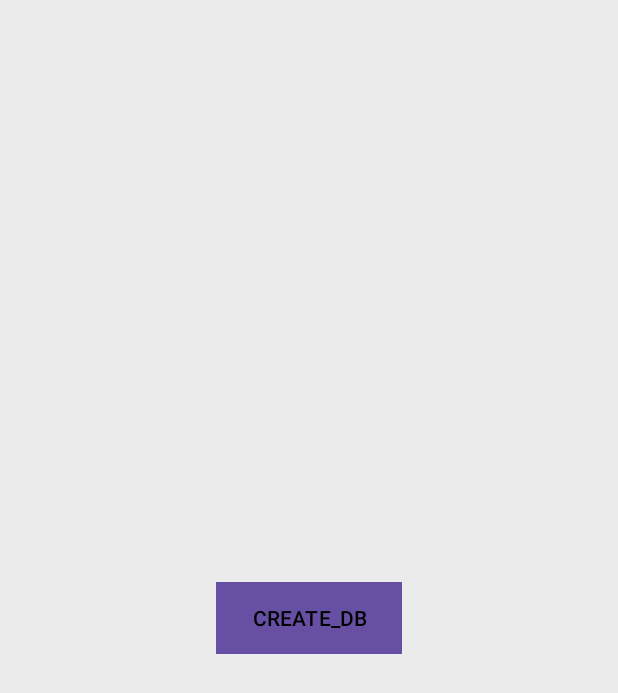
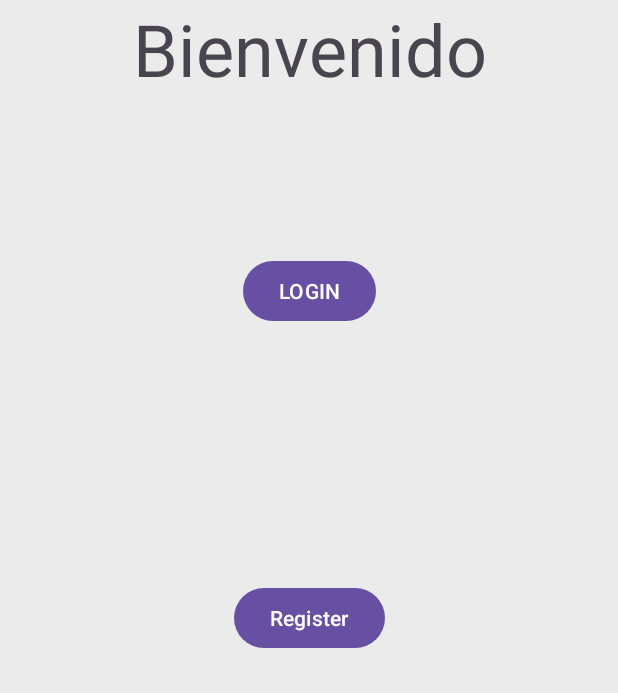
Before and after one commit to lschacon1988/AsteroidsAPP, an Android app: the screen it shows after launch (MainActivity), on a phone screen of 412 x 824 dp. Shown: the top 693 px of the screen. Run offline under Robolectric (Android 15) with nearby library versions, the phone set to English and light mode, and no system bars.

Commit message:
update activity main

```diff
--- a/app/src/main/AndroidManifest.xml
+++ b/app/src/main/AndroidManifest.xml
@@ -19,9 +19,6 @@
             android:name=".ListAsteroidsActivity"
             android:exported="false" />
         <activity
-            android:name=".CreateUserActivity"
-            android:exported="false" />
-        <activity
             android:name=".LoginActivity"
             android:exported="false" />
         <activity
--- a/app/src/main/java/com/luischacon/asteroidsinfo/MainActivity.java
+++ b/app/src/main/java/com/luischacon/asteroidsinfo/MainActivity.java
@@ -1,4 +1,6 @@
 package com.luischacon.asteroidsinfo;
+
+
 
 
 import androidx.appcompat.app.AppCompatActivity;
@@ -7,21 +9,20 @@ import android.content.Intent;
 import android.os.Bundle;
 import android.view.View;
 import android.widget.Button;
-import com.luischacon.asteroidsinfo.LoginActivity;
 
 
 public class MainActivity extends AppCompatActivity {
 
-    Button btn_create;
+    Button btn_login;
 
     @Override
     protected void onCreate(Bundle savedInstanceState) {
         super.onCreate(savedInstanceState);
         setContentView(R.layout.activity_main);
 
-        btn_create = findViewById(R.id.btn_create);
+        btn_login = findViewById(R.id.btn_login);
 
-        btn_create.setOnClickListener(new View.OnClickListener() {
+        btn_login.setOnClickListener(new View.OnClickListener() {
             @Override
             public void onClick(View v) {
                 Intent intent = new Intent(MainActivity.this, LoginActivity.class);
--- a/app/src/main/java/com/luischacon/asteroidsinfo/CreateUserActivity.java
+++ b/app/src/main/java/com/luischacon/asteroidsinfo/RegisterActivity.java
@@ -4,11 +4,11 @@ import androidx.appcompat.app.AppCompatActivity;
 
 import android.os.Bundle;
 
-public class CreateUserActivity extends AppCompatActivity {
+public class RegisterActivity extends AppCompatActivity {
 
     @Override
     protected void onCreate(Bundle savedInstanceState) {
         super.onCreate(savedInstanceState);
-        setContentView(R.layout.activity_create_user);
+        setContentView(R.layout.activity_register);
     }
 }
--- a/app/src/main/res/layout/activity_main.xml
+++ b/app/src/main/res/layout/activity_main.xml
@@ -7,13 +7,36 @@
     android:background="#ebebeb"
     tools:context=".MainActivity">
 
+    <LinearLayout
+        android:id="@+id/linearLayout2"
+        android:layout_width="match_parent"
+        android:layout_height="match_parent"
+        android:orientation="vertical">
+
+        <TextView
+            android:id="@+id/txtTitle"
+            android:layout_width="match_parent"
+            android:layout_height="wrap_content"
+            android:gravity="center"
+            android:text="@string/txttitle"
+            android:textSize="48sp" />
+    </LinearLayout>
+
     <Button
-        android:id="@+id/btn_create"
+        android:id="@+id/btn_login"
         android:layout_width="wrap_content"
         android:layout_height="wrap_content"
-        android:background="#ebebeb"
-        android:text="@string/create"
-        android:textColor="#000000"
+        android:text="@string/login"
+        app:layout_constraintBottom_toTopOf="@+id/btn_register"
+        app:layout_constraintEnd_toEndOf="parent"
+        app:layout_constraintStart_toStartOf="parent"
+        app:layout_constraintTop_toTopOf="@+id/linearLayout2" />
+
+    <Button
+        android:id="@+id/btn_register"
+        android:layout_width="wrap_content"
+        android:layout_height="wrap_content"
+        android:text="@string/btnRegister"
         app:layout_constraintBottom_toBottomOf="parent"
         app:layout_constraintEnd_toEndOf="parent"
         app:layout_constraintStart_toStartOf="parent"
--- a/app/src/main/res/layout/activity_create_user.xml
+++ b/app/src/main/res/layout/activity_register.xml
@@ -4,6 +4,6 @@
     xmlns:tools="http://schemas.android.com/tools"
     android:layout_width="match_parent"
     android:layout_height="match_parent"
-    tools:context=".CreateUserActivity">
+    tools:context=".RegisterActivity">
 
 </androidx.constraintlayout.widget.ConstraintLayout>
--- a/app/src/main/res/values/strings.xml
+++ b/app/src/main/res/values/strings.xml
@@ -1,7 +1,9 @@
 <resources>
     <string name="app_name">Asteroids info</string>
 
-    <string name="create">CREATE_DB</string>
+    <string name="login">LOGIN</string>
+    <string name="btnRegister">Register</string>
+
     <string name="textname">Nombre</string>
     <string name="textdistance">Distancia de la tierra</string>
     <string name="textspeed">Velocidad de vuelo</string>
@@ -9,6 +11,7 @@
     <string name="nameLogin">Nombre</string>
     <string name="password">Password</string>
     <string name="btnLogin">Enviar</string>
+    <string name="txttitle">Bienvenido</string>
 
 
 
```
